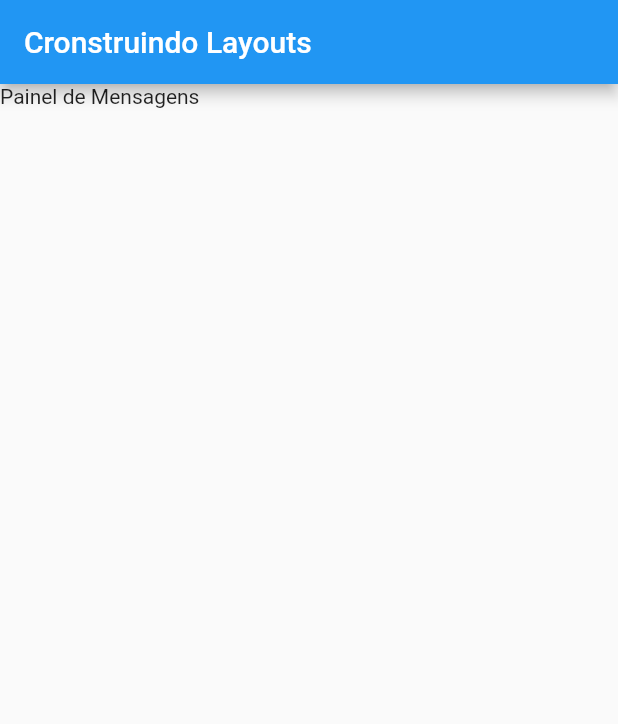
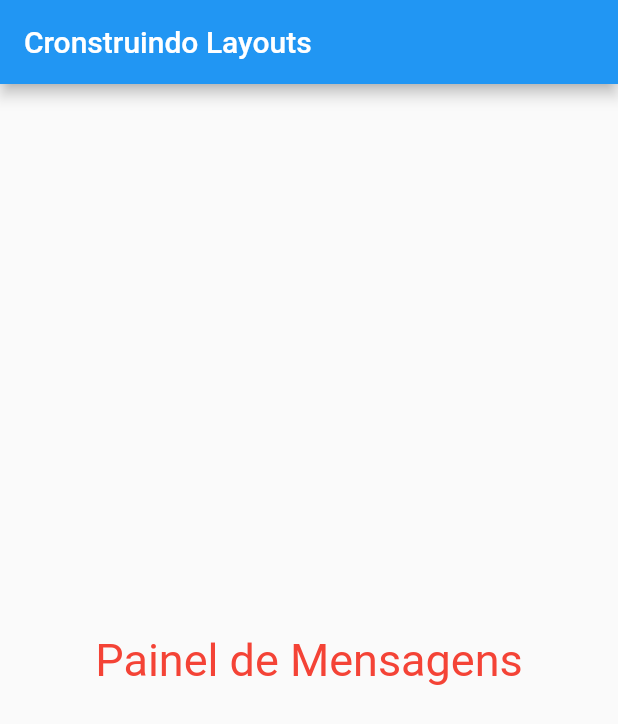
Before and after one commit to jfabiosan/FlutterStateless, a Flutter app: the screen it shows after launch, on a phone screen of 412 x 824 dp. Shown: the top 724 px of the screen. Run offline on Flutter 3.47's test engine with Material 2 defaults, Android fonts, the phone set to English and light mode, and no system bars.

Commit message:
brincando com layout

```diff
--- a/lib/main.dart
+++ b/lib/main.dart
@@ -20,6 +20,16 @@ class MyApp extends StatelessWidget {
   }
 
   Widget myLayout() {
-    return const Text("Painel de Mensagens");
+    return const Padding(
+        padding: EdgeInsets.all(50.0),
+        child: Center(
+          child: Text(
+            "Painel de Mensagens",
+            style: TextStyle(
+              color: Colors.red,
+              fontSize: 30,
+            ),
+          ),
+        ));
   }
 }
```
